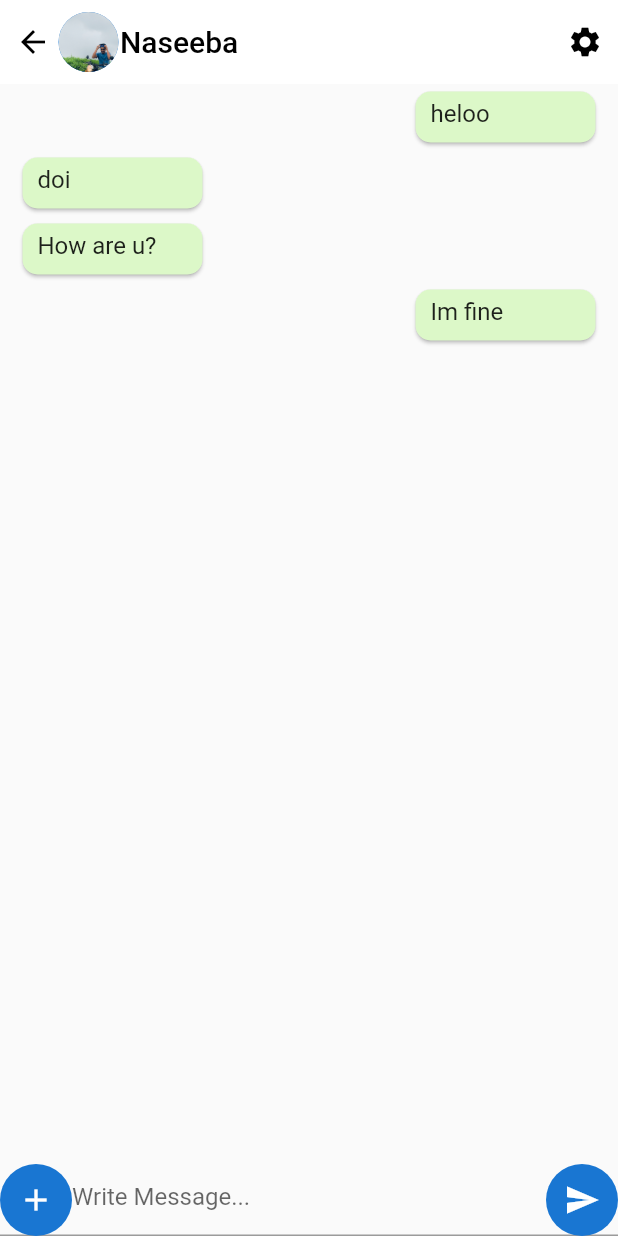
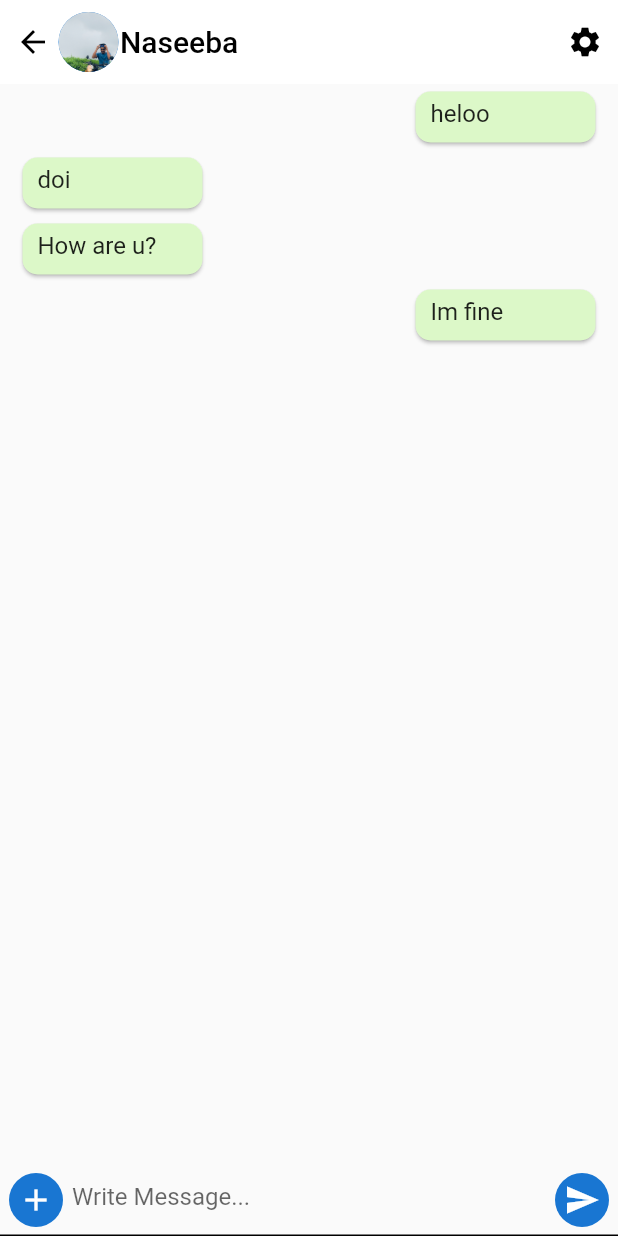
Before and after one commit to Hafis111/chat_ui_test, a Flutter app: the screen it shows after launch, after a tap on "Naseeba", on a phone screen of 412 x 824 dp. Run offline on Flutter 3.47's test engine with Material 2 defaults, Android fonts, the phone set to English and light mode, and no system bars; missing offline and left inert: dart:ffi.

Commit message:
second commit

```diff
--- a/lib/screens/chat_details.dart
+++ b/lib/screens/chat_details.dart
@@ -97,19 +97,35 @@ class _ChatDetailState extends State<ChatDetail> {
               mainAxisAlignment: MainAxisAlignment.end,
               children: [
                 Row(
-                  children: const [
+                  children: [
                     Flexible(
                       child: TextField(
-                        decoration:  InputDecoration(
+                        decoration: InputDecoration(
+
+                          // border: OutlineInputBorder(
+
+                          //      borderSide: BorderSide(color: Colors.black,width: 3),),
+                              enabledBorder: UnderlineInputBorder(borderSide: BorderSide(color: Colors.black)),
                           hintText: 'Write Message...',
-                          prefixIcon: CircleAvatar(
-                            radius: 23,
-                            child: Icon(
-                              Icons.add,
-                            ),
+                          prefixIcon: Column(
+                            mainAxisAlignment: MainAxisAlignment.center,
+                            children: [
+                              CircleAvatar(
+                                radius: 18,
+                                child: Icon(
+                                  Icons.add,
+                                ),
+                              ),
+                            ],
                           ),
-                          suffixIcon: CircleAvatar(
-                            child: Icon(Icons.send),
+                          suffixIcon: Column(
+                            mainAxisAlignment: MainAxisAlignment.center,
+                            children: [
+                              CircleAvatar(
+                                radius: 18,
+                                child: Icon(Icons.send),
+                              ),
+                            ],
                           ),
                           focusedBorder: InputBorder.none,
                         ),
```
